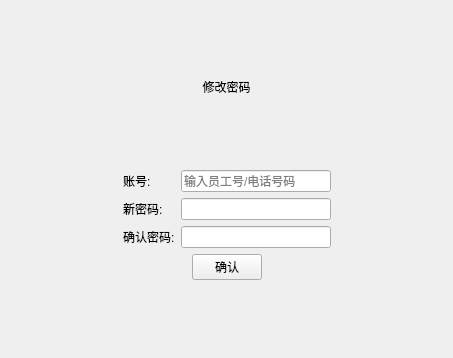
The window that editpassword.ui (ygzuxts/dazuoye) describes before a commit, drawn with Qt 5.
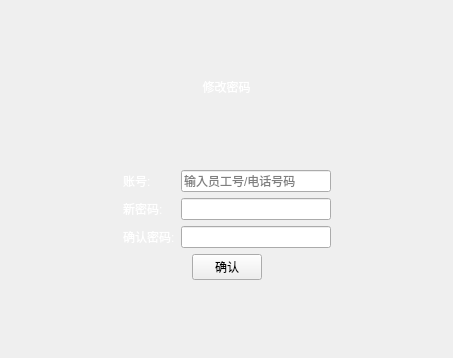
The same window after the commit.

What changed in the file:
```diff
--- a/editpassword.ui
+++ b/editpassword.ui
@@ -13,6 +13,12 @@
   <property name="windowTitle">
    <string>Form</string>
   </property>
+  <property name="styleSheet">
+   <string notr="true">QLabel {
+color:white;
+    font: bold 20px &quot;Arial&quot;;
+}</string>
+  </property>
   <layout class="QVBoxLayout" name="verticalLayout_2">
    <item>
     <spacer name="verticalSpacer_4">
```
